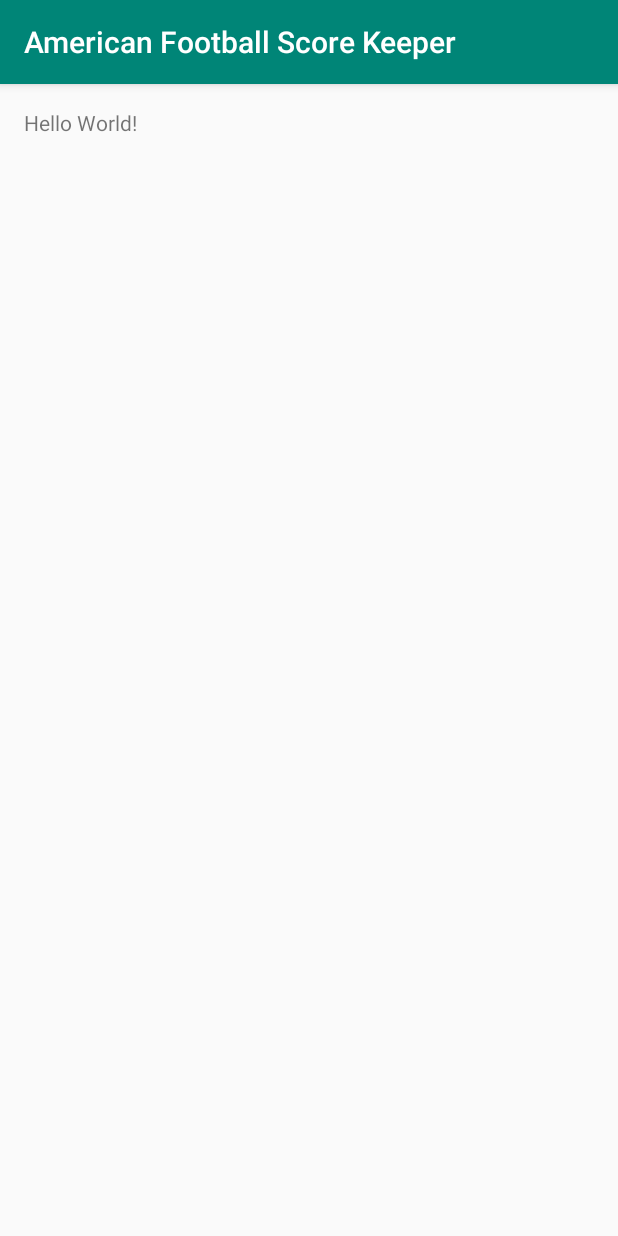
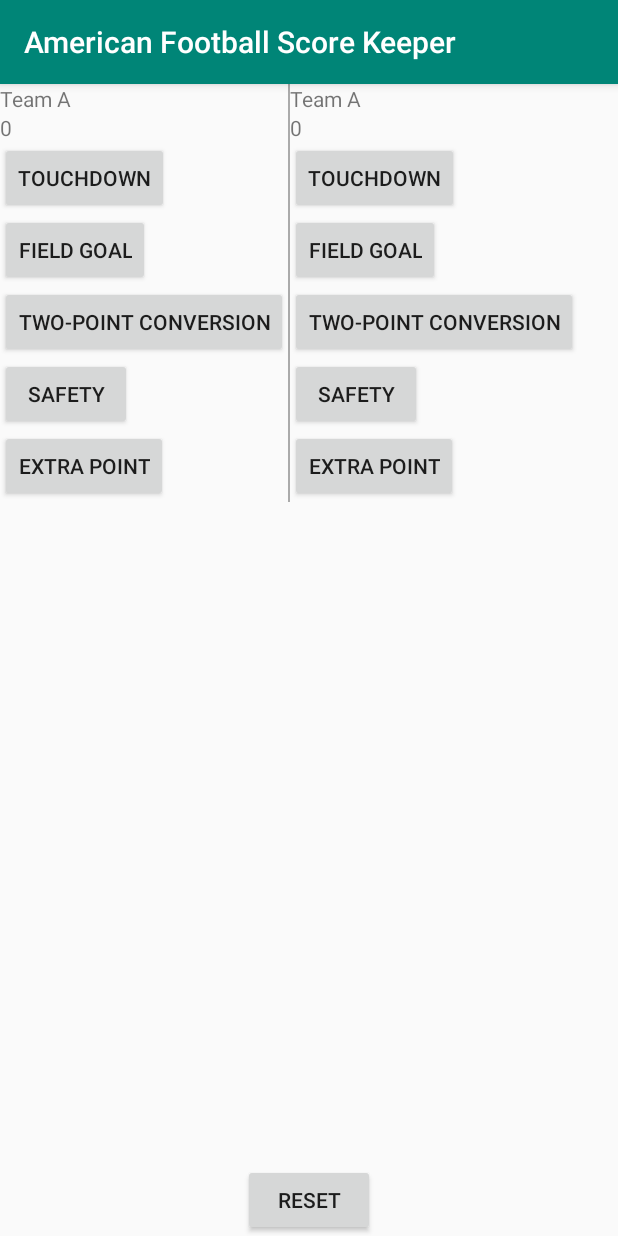
Before and after one commit to rodolfochagas/AmericanFootballScoreKeeperApp, an Android app: the screen it shows after launch (MainActivity), on a phone screen of 412 x 824 dp. Run offline under Robolectric (Android 15) with nearby library versions, the phone set to English and light mode, and no system bars.

Commit message:
added views

```diff
--- a/app/src/main/res/layout/activity_main.xml
+++ b/app/src/main/res/layout/activity_main.xml
@@ -5,15 +5,109 @@
     xmlns:tools="http://schemas.android.com/tools"
     android:layout_width="match_parent"
     android:layout_height="match_parent"
-    android:paddingBottom="@dimen/activity_vertical_margin"
-    android:paddingLeft="@dimen/activity_horizontal_margin"
-    android:paddingRight="@dimen/activity_horizontal_margin"
-    android:paddingTop="@dimen/activity_vertical_margin"
     tools:context=".MainActivity">
 
-    <TextView
+    <LinearLayout
+        android:layout_width="match_parent"
+        android:layout_height="wrap_content"
+        android:orientation="horizontal">
+
+        <LinearLayout
+            android:layout_width="wrap_content"
+            android:layout_height="wrap_content"
+            android:orientation="vertical">
+
+            <TextView
+                android:layout_width="wrap_content"
+                android:layout_height="wrap_content"
+                android:text="Team A"/>
+
+            <TextView
+                android:layout_width="wrap_content"
+                android:layout_height="wrap_content"
+                android:text="0"/>
+
+            <Button
+                android:layout_width="wrap_content"
+                android:layout_height="wrap_content"
+                android:text="Touchdown"/>
+
+            <Button
+                android:layout_width="wrap_content"
+                android:layout_height="wrap_content"
+                android:text="Field Goal"/>
+
+            <Button
+                android:layout_width="wrap_content"
+                android:layout_height="wrap_content"
+                android:text="Two-point Conversion"/>
+
+            <Button
+                android:layout_width="wrap_content"
+                android:layout_height="wrap_content"
+                android:text="Safety"/>
+
+            <Button
+                android:layout_width="wrap_content"
+                android:layout_height="wrap_content"
+                android:text="Extra Point"/>
+
+        </LinearLayout>
+
+        <View
+            android:layout_width="1dp"
+            android:layout_height="match_parent"
+            android:background="@android:color/darker_gray"></View>
+
+        <LinearLayout
+            android:layout_width="wrap_content"
+            android:layout_height="wrap_content"
+            android:orientation="vertical">
+
+            <TextView
+                android:layout_width="wrap_content"
+                android:layout_height="wrap_content"
+                android:text="Team A"/>
+
+            <TextView
+                android:layout_width="wrap_content"
+                android:layout_height="wrap_content"
+                android:text="0"/>
+
+            <Button
+                android:layout_width="wrap_content"
+                android:layout_height="wrap_content"
+                android:text="Touchdown"/>
+
+            <Button
+                android:layout_width="wrap_content"
+                android:layout_height="wrap_content"
+                android:text="Field Goal"/>
+
+            <Button
+                android:layout_width="wrap_content"
+                android:layout_height="wrap_content"
+                android:text="Two-point Conversion"/>
+
+            <Button
+                android:layout_width="wrap_content"
+                android:layout_height="wrap_content"
+                android:text="Safety"/>
+
+            <Button
+                android:layout_width="wrap_content"
+                android:layout_height="wrap_content"
+                android:text="Extra Point"/>
+
+        </LinearLayout>
+
+    </LinearLayout>
+
+    <Button
         android:layout_width="wrap_content"
         android:layout_height="wrap_content"
-        android:text="Hello World!" />
+        android:text="Reset"
+        android:layout_alignParentBottom="true"
+        android:layout_centerHorizontal="true"/>
 
 </RelativeLayout>
```
